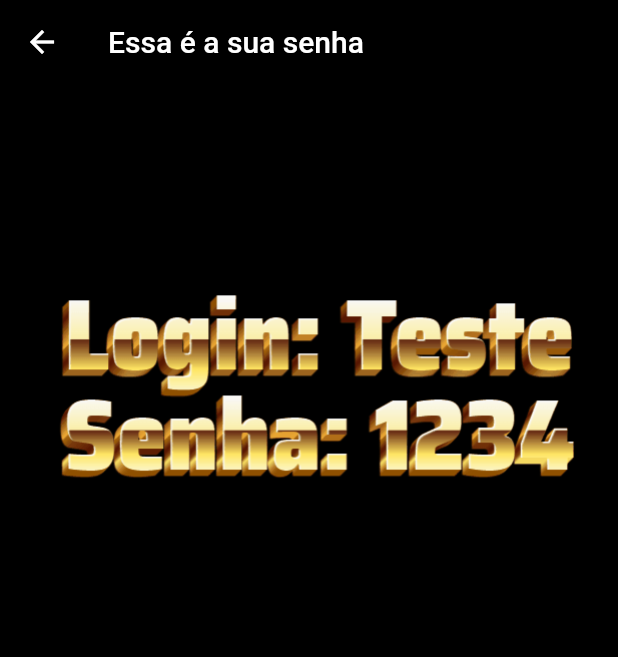
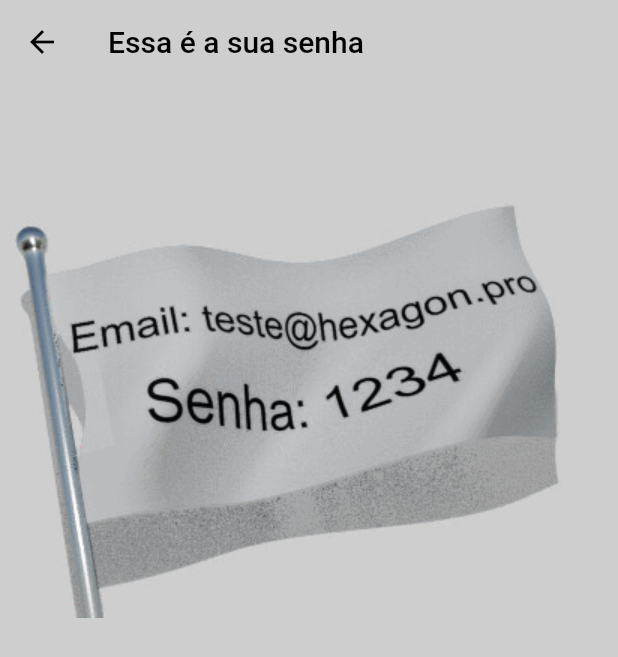
Before and after one commit to Danielccc3/teste_flutter, a Flutter app: the screen it shows after launch, after a tap on "Logar", after a tap on "Esqueci minha senha", on a phone screen of 412 x 824 dp. Shown: the top 657 px of the screen. Run offline on Flutter 3.47's test engine with Material 2 defaults, Android fonts, the phone set to English and light mode, and no system bars.

Commit message:
feat: Correção nas datas e mudança na tela de esqueceu a senha
Correção nas datas da lista e mudança na tela de esqueci minha senha

```diff
--- a/lib/model/exames.dart
+++ b/lib/model/exames.dart
@@ -2,7 +2,7 @@ class Exame {
   final String id;
   final String nome;
   final String status;
-  final DateTime date;
+  final String date;
 
   Exame({
     required this.id,
--- a/lib/views/login_view.dart
+++ b/lib/views/login_view.dart
@@ -10,28 +10,29 @@ class Login extends StatelessWidget {
   // ignore: unused_field
   String _password = '';
   // ignore: unused_field
-  String _usuario = '';
+  String _email = '';
 
   static const String _title = 'Bem Vindo';
   final _formKey = GlobalKey<FormState>();
 
   @override
-  Widget build (BuildContext context){
+  Widget build(BuildContext context) {
     Size size = MediaQuery.of(context).size;
     return MaterialApp(
       title: _title,
       home: Scaffold(
-  appBar: AppBar(title: const Text(_title),
-  backgroundColor: Colors.lightBlue,),
-  body:
-  Column(
+        appBar: AppBar(
+          title: const Text(_title),
+          backgroundColor: Colors.lightBlue,
+        ),
+        body: Column(
           crossAxisAlignment: CrossAxisAlignment.start,
           children: [
-      Container(margin: const EdgeInsets.only(left: 20, top: 28),
+            Container(
+              margin: const EdgeInsets.only(left: 20, top: 28),
               child: const Text(
                 'Login',
-                    style: TextStyle(fontWeight: FontWeight.w500,
-                    fontSize: 30),
+                style: TextStyle(fontWeight: FontWeight.w500, fontSize: 30),
               ),
             ),
             Form(
@@ -43,57 +44,65 @@ class Login extends StatelessWidget {
                   ),
                   Container(
                     margin: const EdgeInsets.only(left: 10, right: 10, top: 25),
-        child:
-        TextFormField(
+                    child: TextFormField(
                         decoration: InputDecoration(
-            prefixIcon: const Icon(Icons.person),
-            border: OutlineInputBorder(borderRadius: BorderRadius.circular(25.0),
-            borderSide: const BorderSide(
-                          ),),
-            labelText: 'Usuário',
+                          prefixIcon: const Icon(Icons.mail),
+                          border: OutlineInputBorder(
+                            borderRadius: BorderRadius.circular(25.0),
+                            borderSide: const BorderSide(),
                           ),
-          onChanged: (value){
-            _usuario = value;
+                          labelText: 'Email',
+                        ),
+                        onChanged: (value) {
+                          _email = value;
                         },
                         validator: (value) {
                           if (value != null && value.isEmpty) {
-              return 'Usuário é necessário, por favor digite um usuário válido.';
+                            return 'Email é necessário, por favor digite um usuário válido.';
                           }
-            if (value != 'Teste') {return 'Usuário inválido, tente novamente.';}
+                          if (value != 'teste@hexagon.pro') {
+                            return 'Email inválido, tente novamente.';
                           }
-            ),),
+                        }),
+                  ),
                   Container(
                     margin: const EdgeInsets.only(left: 10, right: 10, top: 25),
-        child:
-        TextFormField(
+                    child: TextFormField(
                         decoration: InputDecoration(
                           prefixIcon: const Icon(Icons.key),
-            border: OutlineInputBorder(borderRadius: BorderRadius.circular(25.0),
-            borderSide: const BorderSide(
-                          ),),
+                          border: OutlineInputBorder(
+                            borderRadius: BorderRadius.circular(25.0),
+                            borderSide: const BorderSide(),
+                          ),
                           labelText: 'Senha',
                         ),
-          onChanged: (value){
+                        onChanged: (value) {
                           _password = value;
                         },
                         validator: (value) {
                           if (value != null && value.isEmpty) {
                             return 'Senha é necessária, por favor digite uma senha válida.';
                           }
-            if (value != '1234') {return 'Senha inválida, tente novamente.';}
+                          if (value != '1234') {
+                            return 'Senha inválida, tente novamente.';
                           }
-            ),),
+                        }),
+                  ),
                   Container(
                     width: size.width / 1,
                     height: 50,
                     margin: const EdgeInsets.only(left: 10, right: 10, top: 25),
                     child: TextButton(
                       style: ButtonStyle(
-            shape: MaterialStateProperty.all<RoundedRectangleBorder>(
+                        shape:
+                            MaterialStateProperty.all<RoundedRectangleBorder>(
                                 RoundedRectangleBorder(
-      borderRadius: BorderRadius.circular(25.0),)),
-            backgroundColor: MaterialStateProperty.all<Color>(Colors.lightBlue),
-            foregroundColor: MaterialStateProperty.all<Color>(Colors.black),
+                          borderRadius: BorderRadius.circular(25.0),
+                        )),
+                        backgroundColor:
+                            MaterialStateProperty.all<Color>(Colors.lightBlue),
+                        foregroundColor:
+                            MaterialStateProperty.all<Color>(Colors.black),
                         overlayColor: MaterialStateProperty.resolveWith<Color?>(
                           (Set<MaterialState> states) {
                             if (states.contains(MaterialState.hovered)) {
@@ -107,22 +116,31 @@ class Login extends StatelessWidget {
                           },
                         ),
                       ),
-          onPressed: () => {if (_formKey.currentState!.validate()) {Navigator.of(context).pushReplacementNamed(
+                      onPressed: () => {
+                        if (_formKey.currentState!.validate())
+                          {
+                            Navigator.of(context).pushReplacementNamed(
                               Menu.routeName,
-                                  )}},
-          child: const Text('Logar',
-          style: TextStyle(color: Colors.white,
+                            )
+                          }
+                      },
+                      child: const Text(
+                        'Logar',
+                        style: TextStyle(
+                            color: Colors.white,
                             fontSize: 18,
-          fontWeight: FontWeight.w700),),
+                            fontWeight: FontWeight.w700),
+                      ),
                     ),
                   ),
                   Align(
                     alignment: Alignment.center,
                     child: Container(
-              margin: const EdgeInsets.only(top:10),
+                      margin: const EdgeInsets.only(top: 10),
                       child: TextButton(
                         child: const Text('Esqueci minha senha'),
-                onPressed: () {Navigator.of(context).pushReplacementNamed(
+                        onPressed: () {
+                          Navigator.of(context).pushReplacementNamed(
                             Senha.routeName,
                           );
                         },
--- a/lib/views/menu_view.dart
+++ b/lib/views/menu_view.dart
@@ -5,56 +5,62 @@ import 'login_view.dart';
 import '../model/exames.dart';
 // import '../json/exames.json';
 
-class Menu extends StatelessWidget {
-  Menu({Key? key}) : super(key: key);
-  static const routeName = '/menu';
-
 final List<Exame> exames = [
   Exame(
     id: '1',
     nome: 'João Pedro',
     status: 'Processando',
-      date: DateTime.parse('2022-08-08'),
+    date: '08/08/2022',
   ),
   Exame(
     id: '2',
     nome: 'Marcelo Miguel',
     status: 'Finalizado',
-      date: DateTime.parse('2022-08-09'),
+    date: '09/08/2022',
   ),
   Exame(
     id: '3',
     nome: 'Marcos Pontes',
     status: 'Processando',
-      date: DateTime.parse('2022-08-05'),
+    date: '05/08/2022',
   ),
 ];
 
-
+class Menu extends StatelessWidget {
+  Menu({Key? key}) : super(key: key);
+  static const routeName = '/menu';
 
   @override
-  Widget build (BuildContext context){
+  Widget build(BuildContext context) {
     Size size = MediaQuery.of(context).size;
     return MaterialApp(
-    home: Scaffold(appBar: AppBar(title: const Text('Exames'),
-    leading: BackButton(onPressed:() {Navigator.of(context).pushReplacementNamed(
-                                    Login.routeName,);
+      home: Scaffold(
+        appBar: AppBar(
+          backgroundColor: Colors.lightBlue,
+          title: const Text('Exames'),
+          leading: BackButton(
+            onPressed: () {
+              Navigator.of(context).pushReplacementNamed(
+                Login.routeName,
+              );
             },
           ),
         ),
         body: Column(
           crossAxisAlignment: CrossAxisAlignment.start,
           children: <Widget>[
-      Container(margin: const EdgeInsets.only(left: 20, top: 28),
+            Container(
+              margin: const EdgeInsets.only(left: 20, top: 28),
               child: const Text(
                 'Lista de Exames',
-                    style: TextStyle(fontWeight: FontWeight.w500,
-                    fontSize: 30),
+                style: TextStyle(fontWeight: FontWeight.w500, fontSize: 30),
               ),
             ),
             Column(
                 children: exames.map((tx) {
-              return Card(
+              return GestureDetector(
+                onTap: () => exames,
+                child: Card(
                   child: Row(
                     children: <Widget>[
                       Container(
@@ -64,7 +70,9 @@ class Menu extends StatelessWidget {
                         ),
                         decoration: BoxDecoration(
                           border: Border.all(
-                          color: tx.status == 'Finalizado' ? Colors.green : Colors.lightBlue,
+                            color: tx.status == 'Finalizado'
+                                ? Colors.green
+                                : Colors.lightBlue,
                             width: 2,
                           ),
                         ),
@@ -74,7 +82,9 @@ class Menu extends StatelessWidget {
                           style: TextStyle(
                             fontWeight: FontWeight.bold,
                             fontSize: 20,
-                          color: tx.status == 'Finalizado' ? Colors.green : Colors.lightBlue,
+                            color: tx.status == 'Finalizado'
+                                ? Colors.green
+                                : Colors.lightBlue,
                           ),
                         ),
                       ),
@@ -98,12 +108,19 @@ class Menu extends StatelessWidget {
                       ),
                     ],
                   ),
+                ),
               );
-            }).toList()
-            )
+            }).toList())
           ],
         ),
       ),
     );
   }
 }
+
+class Finalizado extends StatelessWidget {
+  @override
+  Widget build(BuildContext context) {
+    return MaterialApp(home: Scaffold());
+  }
+}
--- a/lib/views/senha_esquecida.dart
+++ b/lib/views/senha_esquecida.dart
@@ -6,23 +6,31 @@ class Senha extends StatelessWidget {
   static const routeName = '/senha';
 
   @override
-Widget build (BuildContext context){
+  Widget build(BuildContext context) {
     Size size = MediaQuery.of(context).size;
     return MaterialApp(
         home: Scaffold(
-    backgroundColor: Colors.black,
+      backgroundColor: Color.fromRGBO(206, 206, 206, 1),
       appBar: AppBar(
-      title: const Text('Essa é a sua senha',
-      style: TextStyle(color: Colors.white),),
+        title: const Text(
+          'Essa é a sua senha',
+          style: TextStyle(color: Colors.black),
+        ),
         backgroundColor: Colors.transparent,
         shadowColor: Colors.transparent,
-      leading: BackButton(color: Colors.white, onPressed:() {Navigator.of(context).pushReplacementNamed(
+        leading: BackButton(
+            color: Colors.black,
+            onPressed: () {
+              Navigator.of(context).pushReplacementNamed(
                 Login.routeName,
-                                  );}),
+              );
+            }),
       ),
-    body:
-  SizedBox(
+      body: SizedBox(
         width: size.width / 1,
         height: size.width / 1,
-    child: Image.asset("lib/assets/Login-Teste-Senha-1234-18-11-2022.gif"),),)
-  );}}
+        child: Image.asset("lib/assets/senha.gif"),
+      ),
+    ));
+  }
+}
--- a/pubspec.yaml
+++ b/pubspec.yaml
@@ -29,7 +29,7 @@ environment:
 dependencies:
   flutter:
     sdk: flutter
-
+  intl: ^0.17.0
 
   # The following adds the Cupertino Icons font to your application.
   # Use with the CupertinoIcons class for iOS style icons.
@@ -38,6 +38,7 @@ dependencies:
 dev_dependencies:
   flutter_test:
     sdk: flutter
+
 
   # The "flutter_lints" package below contains a set of recommended lints to
   # encourage good coding practices. The lint set provided by the package is
@@ -60,7 +61,7 @@ flutter:
   # To add assets to your application, add an assets section, like this:
   assets:
       - lib/assets/Login-Teste-Senha-1234-18-11-2022.gif
-
+      - lib/assets/senha.gif
   #   - images/a_dot_burr.jpeg
   #   - images/a_dot_ham.jpeg
 
```
Also changed, not shown: lib/assets/senha.gif (added), pubspec.lock. Lines whose indentation alone changed are shown as unchanged.
